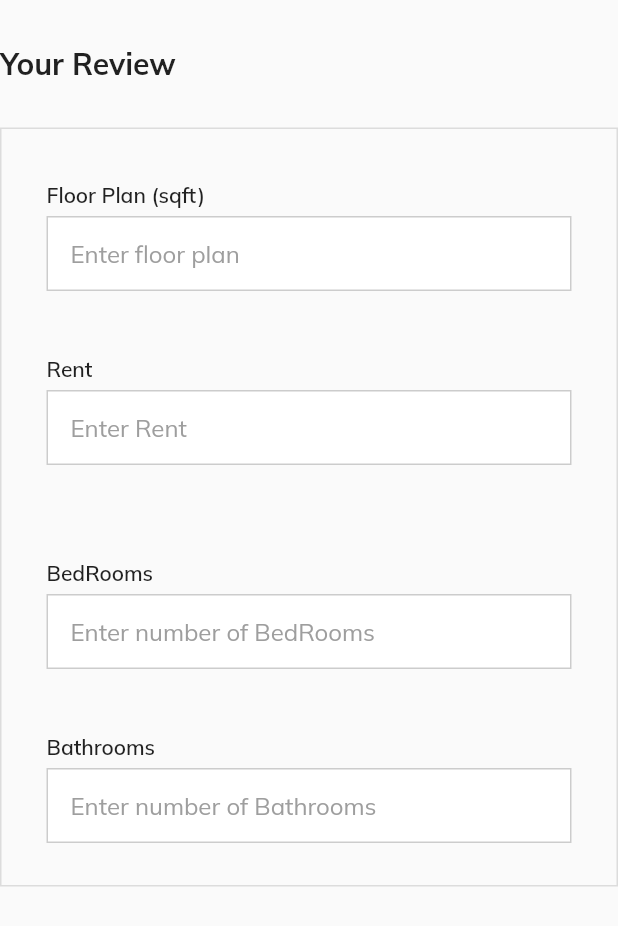
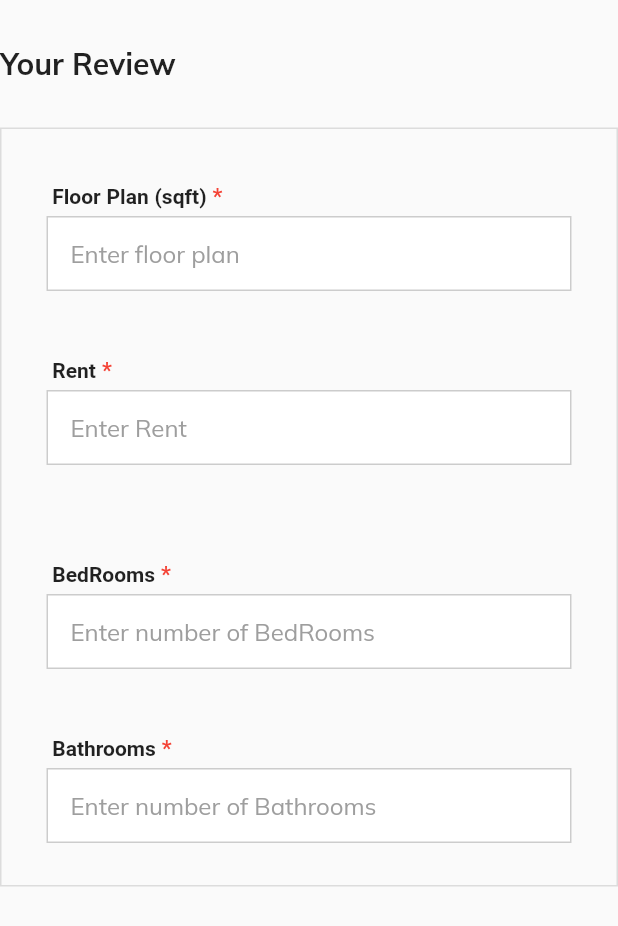
Before and after one commit to Ashutosh101010/revue_web, a Flutter app: the AddReviewFirstForm widget shown alone on an empty page, opened directly, on a phone screen of 412 x 824 dp. Shown: the top 926 px of the screen. Run offline on Flutter 3.47's test engine with Material 2 defaults, Android fonts, the phone set to English and light mode, and no system bars; our stand-ins replace auto_size_text, flutter_swiper, font_awesome_flutter, geolocator, getwidget, google_fonts and 6 more; missing offline and left inert: clipboard, dart:html, fbroadcast, flutter_animated_dialog, flutter_facebook_auth, hovering and 3 more; accounts and stored records are empty; network calls fail.

Commit message:
add review design fix

```diff
--- /dev/null
+++ b/lib/add_review/custom_textfield.dart
@@ -0,0 +1,32 @@
+import 'package:flutter/material.dart';
+
+class CustomTextField extends StatelessWidget {
+  final String label;
+  final bool withAsterisk;
+  const CustomTextField({Key key, @required this.label, @required this.withAsterisk})
+      : super(key: key);
+
+  @override
+  Widget build(BuildContext context) {
+    return RichText(
+      text: TextSpan(
+        children: <TextSpan>[
+          TextSpan(
+              text: ' $label',
+              style: TextStyle(
+                  color:Colors.black87,
+                  fontWeight: FontWeight.w600,
+                  fontStyle:  FontStyle.normal,
+                  fontSize: 14.0
+              ),),
+          TextSpan(
+              text:' * ',
+              style: TextStyle(
+                  fontWeight: FontWeight.w500,
+                  fontSize: 15,
+                  color: Colors.red)),
+        ],
+      ),
+    );
+  }
+}
--- a/lib/add_review/views/addReview_first_form.dart
+++ b/lib/add_review/views/addReview_first_form.dart
@@ -2,6 +2,7 @@ import 'dart:html';
 
 import 'package:flutter/material.dart';
 import 'package:flutter/services.dart';
+import 'package:webrevue/add_review/custom_textfield.dart';
 import 'package:webrevue/constants/ColorClass.dart';
 import 'package:webrevue/model/ReviewModal.dart';
 
@@ -83,17 +84,7 @@ bool bathroomvalidate=false;
                     // First Name
                     Padding(
                       padding: EdgeInsets.only(top: 5,bottom: 5),
-                      child: Text(
-
-                          "Floor Plan (sqft)",
-                          style:  TextStyle(
-                              color:Colors.black87,
-                              fontWeight: FontWeight.w600,
-                              fontStyle:  FontStyle.normal,
-                              fontSize: 14.0
-                          ),
-                          textAlign: TextAlign.left
-                      ),
+                      child: CustomTextField(withAsterisk: true,label:  "Floor Plan (sqft)",)
                     ),
                     Container(
                       decoration: BoxDecoration(
@@ -143,16 +134,7 @@ bool bathroomvalidate=false;
                     // First Name
                     Padding(
                       padding: EdgeInsets.only(top: 5,bottom: 5),
-                      child: Text(
-                          "Rent",
-                          style: const TextStyle(
-                              color:  Colors.black87,
-                              fontWeight: FontWeight.w600,
-                              fontStyle:  FontStyle.normal,
-                              fontSize: 14.0
-                          ),
-                          textAlign: TextAlign.left
-                      ),
+                      child: CustomTextField(label: "Rent",withAsterisk: true,)
                     ),
                     Container(
                       decoration: BoxDecoration(
@@ -199,16 +181,7 @@ bool bathroomvalidate=false;
                     // First Name
                     Padding(
                       padding: EdgeInsets.only(top: 5,bottom: 5),
-                      child: Text(
-                          "BedRooms",
-                          style: TextStyle(
-                              color:Colors.black87,
-                              fontWeight: FontWeight.w600,
-                              fontStyle:  FontStyle.normal,
-                              fontSize: 14.0
-                          ),
-                          textAlign: TextAlign.left
-                      ),
+                      child: CustomTextField(label: "BedRooms",withAsterisk: true,)
                     ),
                     Container(
                       decoration: BoxDecoration(
@@ -257,16 +230,7 @@ bool bathroomvalidate=false;
                     // First Name
                     Padding(
                       padding: EdgeInsets.only(top: 5,bottom: 5),
-                      child: Text(
-                          "Bathrooms",
-                          style: TextStyle(
-                              color:Colors.black87,
-                              fontWeight: FontWeight.w600,
-                              fontStyle:  FontStyle.normal,
-                              fontSize: 14.0
-                          ),
-                          textAlign: TextAlign.left
-                      ),
+                      child: CustomTextField(withAsterisk: true,label: "Bathrooms",)
                     ),
                     Container(
                       decoration: BoxDecoration(
```
Also changed, not shown: lib/add_review/views/addReview_forth_form.dart (+2 -12 lines), lib/add_review/views/addReview_second_form.dart (+4 -30 lines), lib/add_review/views/add_image.dart (+2 -7 lines).
